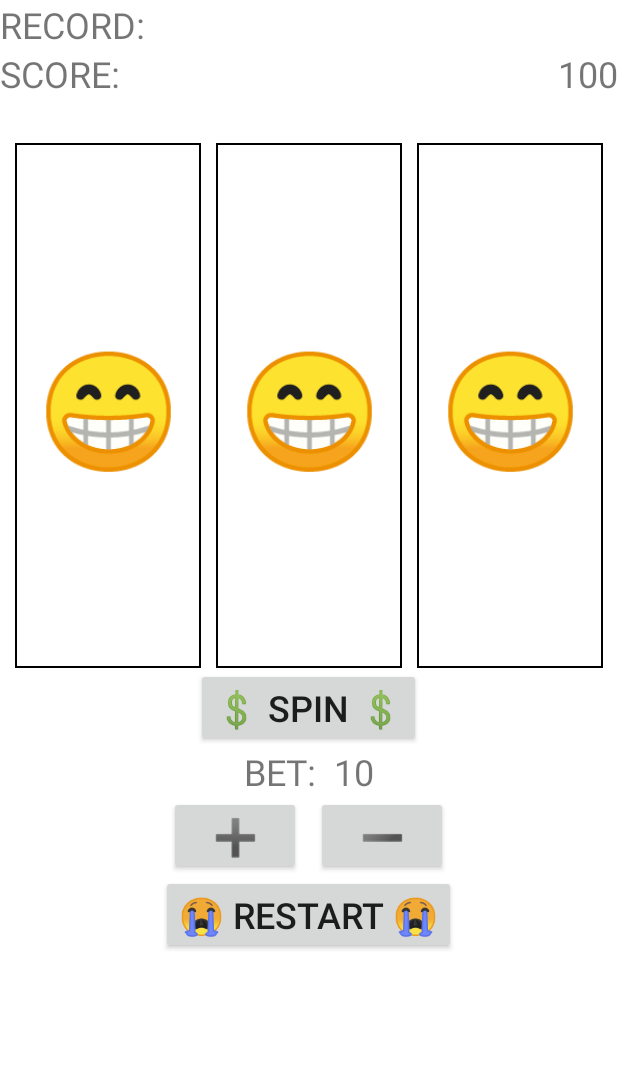
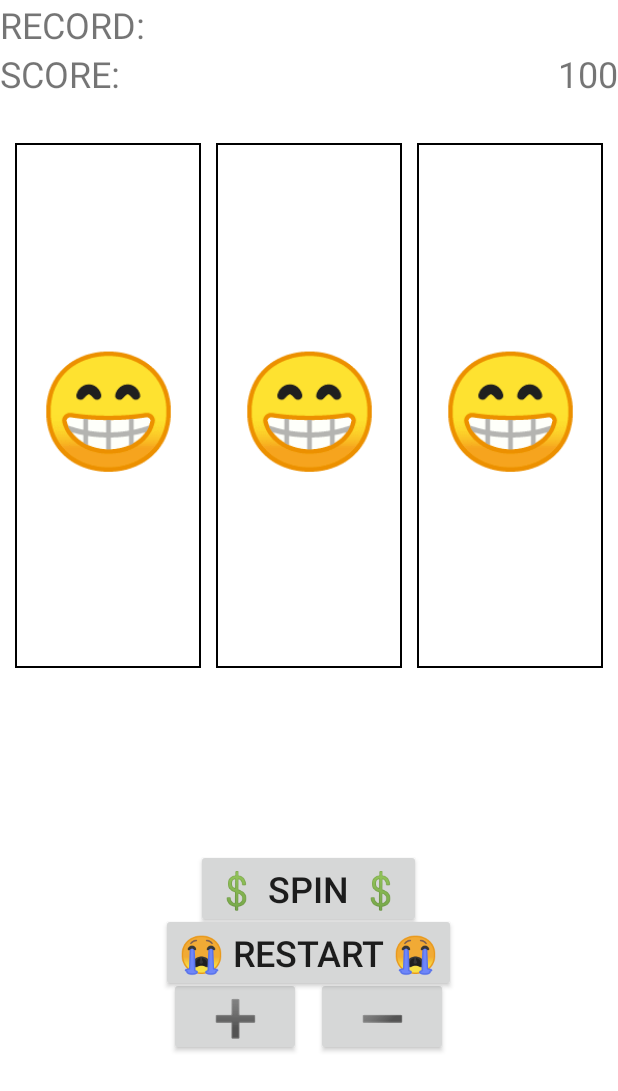
Before and after one commit to KhrayEl/Slots, an Android app: the screen it shows after launch (MainActivity), after a tap on an icon or button, on a phone screen of 412 x 824 dp. Shown: the top 1091 px of the screen. Run offline under Robolectric (Android 15) with nearby library versions, the light colour scheme and no system bars; our stand-ins replace data binding; 6 statements that could not run were skipped.

Commit message:
restart layout no longer jumps

```diff
--- a/app/build.gradle
+++ b/app/build.gradle
@@ -31,6 +31,7 @@ android {
     compileOptions {
         sourceCompatibility JavaVersion.VERSION_1_8
         targetCompatibility JavaVersion.VERSION_1_8
+
     }
 }
 
--- a/app/src/main/res/layout/main_activity.xml
+++ b/app/src/main/res/layout/main_activity.xml
@@ -1,5 +1,6 @@
 <?xml version="1.0" encoding="utf-8"?>
-<androidx.constraintlayout.widget.ConstraintLayout xmlns:android="http://schemas.android.com/apk/res/android"
+<androidx.constraintlayout.widget.ConstraintLayout
+    xmlns:android="http://schemas.android.com/apk/res/android"
     xmlns:app="http://schemas.android.com/apk/res-auto"
     xmlns:tools="http://schemas.android.com/tools"
     android:layout_width="match_parent"
--- a/app/src/main/res/layout/slots_fragment.xml
+++ b/app/src/main/res/layout/slots_fragment.xml
@@ -13,9 +13,11 @@
             type="com.khrayel.slots.SlotsViewModel" />
     </data>
 
-    <LinearLayout
+    <androidx.constraintlayout.widget.ConstraintLayout
+
         android:layout_width="match_parent"
         android:layout_height="match_parent"
+
         android:orientation="vertical"
         app:layout_constraintBottom_toBottomOf="parent"
         app:layout_constraintEnd_toEndOf="parent"
@@ -25,34 +27,54 @@
         >
 
         <include
+            android:id="@+id/slots_layout_top_info"
             layout="@layout/slots_layout_top_info"
             app:slotsviewmodel="@{slotsviewmodel}"
             android:layout_height="wrap_content"
             android:layout_width="match_parent"
+            app:layout_constraintBottom_toTopOf="@+id/slots_layout_reels"
+            app:layout_constraintEnd_toEndOf="parent"
+            app:layout_constraintStart_toStartOf="parent"
+            app:layout_constraintTop_toTopOf="parent"
+
             />
 
         <include
+            android:id="@+id/slots_layout_reels"
             layout="@layout/slots_layout_reels"
             app:slotsviewmodel="@{slotsviewmodel}"
             android:layout_height="wrap_content"
             android:layout_width="match_parent"
+            app:layout_constraintEnd_toEndOf="parent"
+            app:layout_constraintStart_toStartOf="parent"
+            app:layout_constraintTop_toBottomOf="@+id/slots_layout_top_info"
             />
 
         <include
+            android:id="@+id/slots_layout_bets"
             layout="@layout/slots_layout_bets"
             android:visibility="@{slotsviewmodel.getGameOver() ?  View.GONE:View.VISIBLE}"
             app:slotsviewmodel="@{slotsviewmodel}"
             android:layout_height="wrap_content"
             android:layout_width="match_parent"
+            app:layout_constraintBottom_toBottomOf="parent"
+            app:layout_constraintEnd_toEndOf="parent"
+            app:layout_constraintStart_toStartOf="parent"
+            app:layout_constraintTop_toBottomOf="@id/slots_layout_reels"
             />
-
         <include
+            android:id="@+id/slots_layout_restart"
             layout="@layout/slots_layout_restart"
             android:visibility="@{slotsviewmodel.getGameOver() ?  View.VISIBLE:View.GONE}"
             app:slotsviewmodel="@{slotsviewmodel}"
+            android:layout_width="match_parent"
             android:layout_height="wrap_content"
-            android:layout_width="match_parent"
+            app:layout_constraintBottom_toBottomOf="parent"
+            app:layout_constraintEnd_toEndOf="parent"
+            app:layout_constraintStart_toStartOf="parent"
+            app:layout_constraintTop_toBottomOf="@id/slots_layout_reels"
             />
+    </androidx.constraintlayout.widget.ConstraintLayout
 
-    </LinearLayout>
+        >
 </layout>
--- a/app/src/main/res/layout/slots_layout_bets.xml
+++ b/app/src/main/res/layout/slots_layout_bets.xml
@@ -10,7 +10,7 @@
     <LinearLayout
         android:id="@+id/slots_layout_bet"
         android:layout_width="match_parent"
-        android:layout_height="wrap_content"
+        android:layout_height="match_parent"
         android:orientation="vertical"
         >
 
--- a/app/src/main/res/layout/slots_layout_reels.xml
+++ b/app/src/main/res/layout/slots_layout_reels.xml
@@ -23,11 +23,11 @@
 
     <TextView
         android:id="@+id/slots_text_reel1"
-        android:layout_width="@dimen/reel_width"
-        android:layout_height="@dimen/reel_height"
+        android:layout_width="@dimen/slots_reel_width"
+        android:layout_height="@dimen/slots_reel_height"
         android:layout_weight="7"
         android:textColor="@color/black"
-        android:textSize="@dimen/roll_size"
+        android:textSize="@dimen/slots_roll_size"
         android:background="@drawable/roll_background"
         android:elegantTextHeight="false"
         android:gravity="center"
@@ -42,9 +42,9 @@
 
     <TextView
         android:id="@+id/slots_text_roll2"
-        android:layout_width="@dimen/reel_width"
-        android:layout_height="@dimen/reel_height"
-        android:textSize="@dimen/roll_size"
+        android:layout_width="@dimen/slots_reel_width"
+        android:layout_height="@dimen/slots_reel_height"
+        android:textSize="@dimen/slots_roll_size"
         android:layout_weight="7"
 
         android:textColor="@color/black"
@@ -62,9 +62,9 @@
 
     <TextView
         android:id="@+id/slots_text_roll3"
-        android:layout_width="@dimen/reel_width"
-        android:layout_height="@dimen/reel_height"
-        android:textSize="@dimen/roll_size"
+        android:layout_width="@dimen/slots_reel_width"
+        android:layout_height="@dimen/slots_reel_height"
+        android:textSize="@dimen/slots_roll_size"
         android:textColor="@color/black"
         android:layout_weight="7"
 
--- a/app/src/main/res/layout/slots_layout_restart.xml
+++ b/app/src/main/res/layout/slots_layout_restart.xml
@@ -9,7 +9,7 @@
     <LinearLayout
         android:id="@+id/slots_layout_restart"
         android:layout_width="match_parent"
-        android:layout_height="wrap_content"
+        android:layout_height="match_parent"
         android:gravity="center"
         android:orientation="horizontal">
 
--- a/app/src/main/res/values/dimens.xml
+++ b/app/src/main/res/values/dimens.xml
@@ -1,11 +1,16 @@
 <?xml version="1.0" encoding="utf-8"?>
 <resources>
-    <dimen name="roll_size">75sp</dimen>
-    <dimen name="reel_height">350sp</dimen>
-    <dimen name="reel_width">50sp</dimen>
+    <dimen name="slots_roll_size">75sp</dimen>
+    <dimen name="slots_reel_height">350sp</dimen>
+    <dimen name="slots_reel_width">50sp</dimen>
     <dimen name="main_text_size">24sp</dimen>
     <dimen name="game_selector_text_size">45sp</dimen>
 
-    <dimen name="bet_button_width">60sp</dimen>
-    <dimen name="bet_button_height">60sp</dimen>
+    <dimen name="slots_top_info_height">100sp</dimen>
+    <dimen name="slots_reels_height">500sp</dimen>
+    <dimen name="slots_bottom_bar_height">130sp</dimen>
+
+
+    <dimen name="slots_bet_button_width">60sp</dimen>
+    <dimen name="slots_bet_button_height">60sp</dimen>
 </resources>
```
